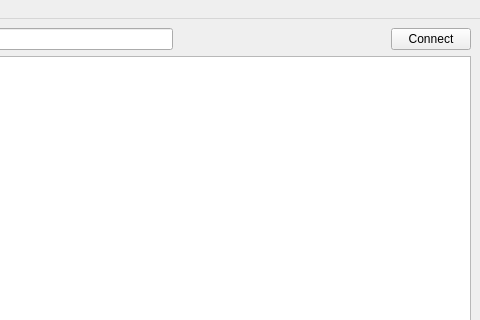
Old version of the form udpuncher.ui in the repository piotr152/udpuncher; both pictures show x 320 to 800 and y 0 to 320 of the 800 by 600 pixel window.
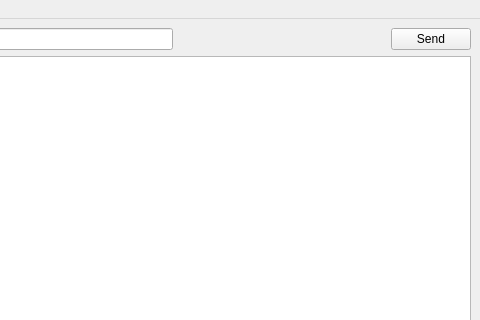
New version of the form.

Commit message:
changed "Connect"-button to "Send" and removed "Connecting to..." message
fixed bug in constructor of udpuncher

Patch:
```diff
--- a/udpuncher.ui
+++ b/udpuncher.ui
@@ -67,7 +67,7 @@
       <item>
        <widget class="QPushButton" name="pushButton_Connect">
         <property name="text">
-         <string>Connect</string>
+         <string>Send</string>
         </property>
        </widget>
       </item>
```
The commit also changes 2 other files.
